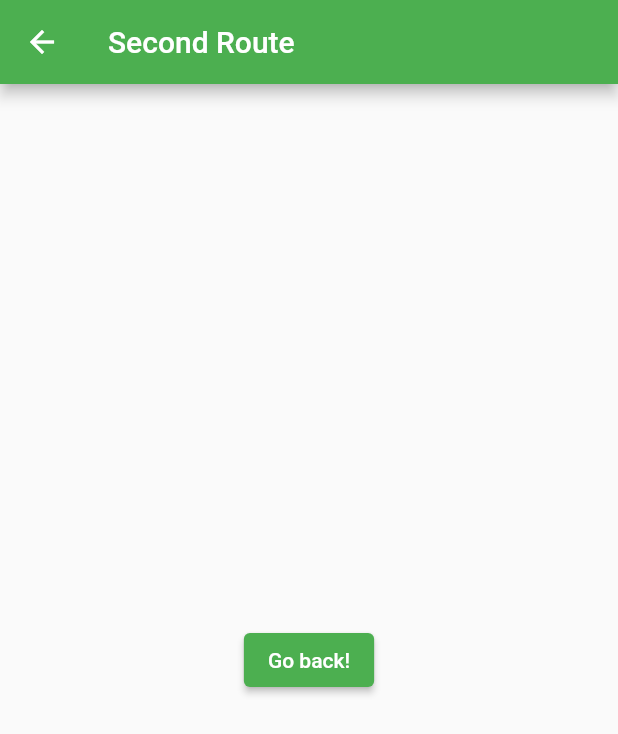
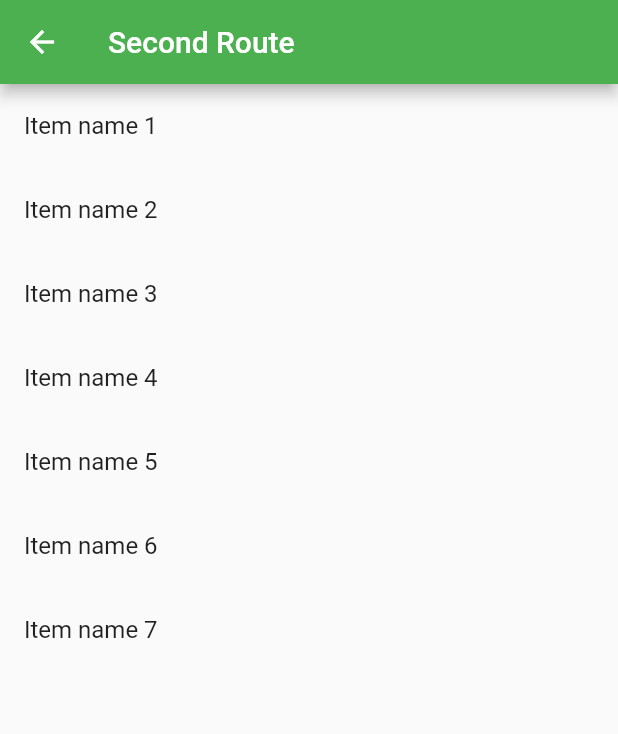
Before and after one commit to advaithhl/AHLGroceries, a Flutter app: the StorePage screen opened directly, on a phone screen of 412 x 824 dp. Shown: the top 734 px of the screen. Run offline on Flutter 3.47's test engine with Material 2 defaults, Android fonts, the phone set to English and light mode, and no system bars.

Commit message:
Make StorePage items reorderable

```diff
--- a/lib/storepage.dart
+++ b/lib/storepage.dart
@@ -1,11 +1,32 @@
 import 'package:flutter/material.dart';
 
 class StorePage extends StatefulWidget {
+  final List<String> myItems = [
+    'Item name 1',
+    'Item name 2',
+    'Item name 3',
+    'Item name 4',
+    'Item name 5',
+    'Item name 6',
+    'Item name 7',
+  ];
+
   @override
   _StorePageState createState() => _StorePageState();
 }
 
 class _StorePageState extends State<StorePage> {
+  /// Update backend list on reordering.
+  void reorderData(int oldIndex, int newIndex) {
+    setState(() {
+      if (newIndex > oldIndex) {
+        newIndex -= 1;
+      }
+      final items = widget.myItems.removeAt(oldIndex);
+      widget.myItems.insert(newIndex, items);
+    });
+  }
+
   @override
   Widget build(BuildContext context) {
     return Scaffold(
@@ -13,11 +34,15 @@ class _StorePageState extends State<StorePage> {
         title: Text("Second Route"),
       ),
       body: Center(
-        child: ElevatedButton(
-          onPressed: () {
-            Navigator.pop(context);
-          },
-          child: Text('Go back!'),
+        child: ReorderableListView(
+          children: [
+            for (final item in widget.myItems)
+              ListTile(
+                key: ValueKey(item),
+                title: Text(item),
+              ),
+          ],
+          onReorder: reorderData,
         ),
       ),
     );
```
